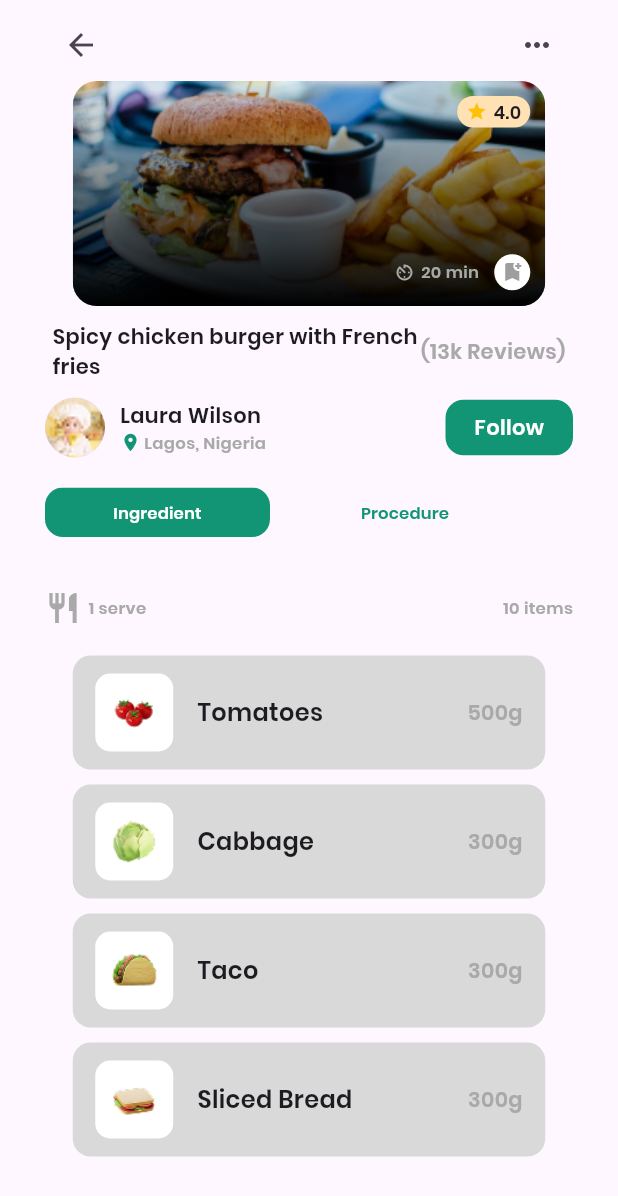
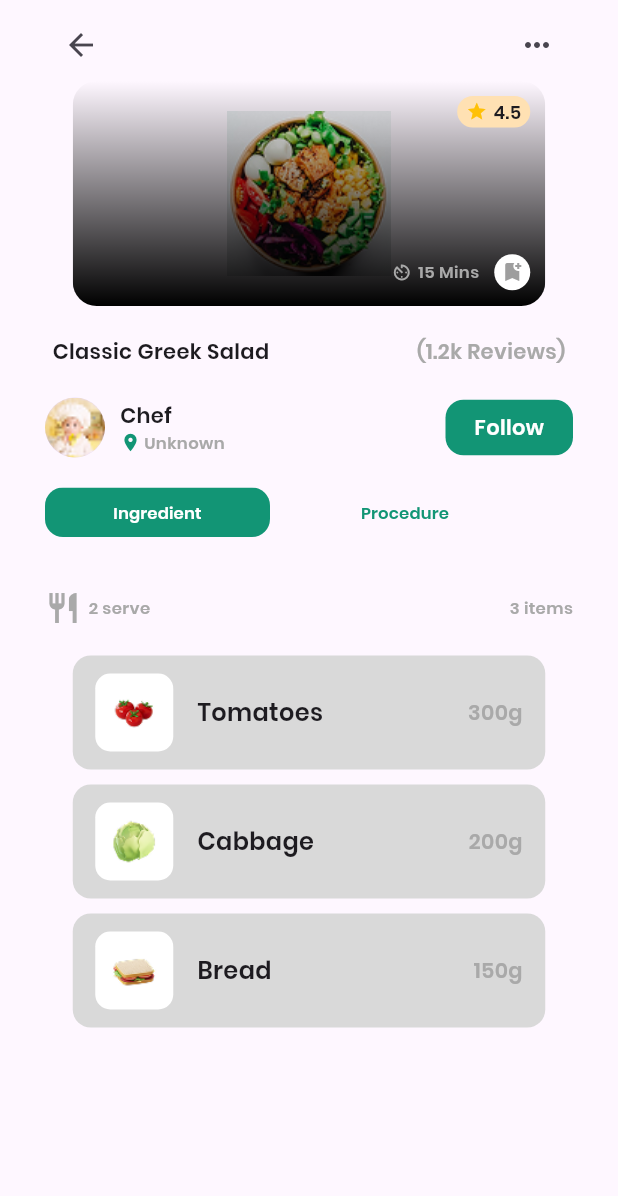
Before and after one commit to LiviaCd/PAM_labs, a Flutter app: the RecipePage screen opened by its route, on a phone screen of 412 x 824 dp. Shown: the top 1196 px of the screen. Run offline on Flutter 3.47's test engine with Material 3 defaults, Android fonts, the phone set to English and light mode, and no system bars; our stand-ins replace get.

Commit message:
update images

```diff
--- a/lab 3/lib/controllers/recipe_controller.dart
+++ b/lab 3/lib/controllers/recipe_controller.dart
@@ -12,6 +12,7 @@ class RecipeController extends GetxController {
   final RxString _searchQuery = ''.obs;
   final RxBool _isLoading = false.obs;
   final RxString _errorMessage = ''.obs;
+  final Rxn<Recipe> _selectedRecipe = Rxn<Recipe>();
 
   // Getters
   List<Recipe> get allRecipes => _allRecipes;
@@ -20,6 +21,7 @@ class RecipeController extends GetxController {
   String get searchQuery => _searchQuery.value;
   bool get isLoading => _isLoading.value;
   String get errorMessage => _errorMessage.value;
+  Recipe? get selectedRecipe => _selectedRecipe.value;
 
   @override
   void onInit() {
@@ -84,4 +86,9 @@ class RecipeController extends GetxController {
   Future<void> refresh() async {
     await loadRecipes();
   }
+
+  /// Selects a recipe for detail view
+  void selectRecipe(Recipe recipe) {
+    _selectedRecipe.value = recipe;
+  }
 }
--- a/lab 3/lib/data/categories.json
+++ b/lab 3/lib/data/categories.json
@@ -1,3 +1,3 @@
 {
-  "categories": ["All", "Indian", "Italian", "Asian", "Chinese", "Moldavian"]
+  "categories": ["All", "Indian", "Italian", "Chinese"]
 }
--- a/lab 3/lib/featuredrecipes.dart
+++ b/lab 3/lib/featuredrecipes.dart
@@ -46,6 +46,10 @@ class FeaturedRecipes extends StatelessWidget {
               title: recipe.title,
               rating: recipe.rating,
               time: recipe.time,
+              onTap: () {
+                recipeController.selectRecipe(recipe);
+                Navigator.pushNamed(context, '/recipepage');
+              },
             );
           },
         ),
--- a/lab 3/lib/newrecipecard.dart
+++ b/lab 3/lib/newrecipecard.dart
@@ -9,6 +9,7 @@ class NewRecipeCard extends StatelessWidget {
     required this.rating,
     required this.time,
     required this.authorImagePath,
+    this.onTap,
   });
 
   final String title;
@@ -17,6 +18,7 @@ class NewRecipeCard extends StatelessWidget {
   final int rating;
   final String time;
   final String authorImagePath;
+  final VoidCallback? onTap;
 
   @override
   Widget build(BuildContext context) {
@@ -47,7 +49,7 @@ class NewRecipeCard extends StatelessWidget {
               ),
               child: InkWell(
                 borderRadius: BorderRadius.circular(16),
-                onTap: () => Navigator.pushNamed(context, '/recipepage'),
+                onTap: onTap ?? () => Navigator.pushNamed(context, '/recipepage'),
                 child: Column(
                   crossAxisAlignment: CrossAxisAlignment.start,
                   children: [
--- a/lab 3/lib/newrecipeslist.dart
+++ b/lab 3/lib/newrecipeslist.dart
@@ -47,6 +47,10 @@ class NewRecipesList extends StatelessWidget {
               time: recipe.time,
               imagePath: recipe.imagePath,
               authorImagePath: 'assets/images/jamesMilner.png', // Default author image
+              onTap: () {
+                recipeController.selectRecipe(recipe);
+                Navigator.pushNamed(context, '/recipepage');
+              },
             );
           },
         ),
--- a/lab 3/lib/recipecard.dart
+++ b/lab 3/lib/recipecard.dart
@@ -5,6 +5,7 @@ class RecipeCard extends StatelessWidget {
   final double rating;
   final String time;
   final String imagePath;
+  final VoidCallback? onTap;
 
   const RecipeCard({
     super.key,
@@ -12,6 +13,7 @@ class RecipeCard extends StatelessWidget {
     required this.rating,
     required this.time,
     required this.imagePath,
+    this.onTap,
   });
 
   @override
@@ -29,7 +31,7 @@ class RecipeCard extends StatelessWidget {
             left: 0,
             right: 0,
             child: InkWell(
-              onTap: () => Navigator.pushNamed(context, '/recipepage'),
+              onTap: onTap ?? () => Navigator.pushNamed(context, '/recipepage'),
               child: Container(
                 height: 176,
                 decoration: BoxDecoration(
--- a/lab 3/lib/recipeingredients.dart
+++ b/lab 3/lib/recipeingredients.dart
@@ -1,37 +1,19 @@
 import 'package:flutter/material.dart';
 
 class RecipeIngredients extends StatelessWidget {
-  const RecipeIngredients({super.key});
+  const RecipeIngredients({super.key, required this.serves, required this.ingredients});
+
+  final int serves;
+  final List<IngredientCard> ingredients;
 
   @override
   Widget build(BuildContext context) {
     return Column(
       children: [
-        Summary(ingredientCount: 10, serves: 1),
+        Summary(ingredientCount: ingredients.length, serves: serves),
         const SizedBox(height: 20),
         Ingredients(
-          ingredients: [
-            IngredientCard(
-              name: 'Tomatoes',
-              imageUrl: 'assets/images/tomato.png',
-              grams: 500,
-            ),
-            IngredientCard(
-              name: 'Cabbage',
-              imageUrl: 'assets/images/cabbage.png',
-              grams: 300,
-            ),
-            IngredientCard(
-              name: 'Taco',
-              imageUrl: 'assets/images/taco.png',
-              grams: 300,
-            ),
-            IngredientCard(
-              name: 'Sliced Bread',
-              imageUrl: 'assets/images/bread.png',
-              grams: 300,
-            ),
-          ],
+          ingredients: ingredients,
         ),
       ],
     );
--- a/lab 3/lib/recipepage.dart
+++ b/lab 3/lib/recipepage.dart
@@ -1,22 +1,29 @@
 import 'package:flutter/material.dart';
+import 'package:get/get.dart';
 import 'package:pam_lab2/pageoptions.dart';
 import 'package:pam_lab2/recipeinfotoggle.dart';
 import 'package:pam_lab2/recipeingredients.dart';
 import 'package:pam_lab2/recipeoverview.dart';
 import 'package:pam_lab2/userinformation.dart';
+import 'controllers/recipe_controller.dart';
 
 class RecipePage extends StatelessWidget {
   const RecipePage({super.key});
-  final String imageUrl = 'assets/images/burger.png';
-  final String preptime = '20 min';
-  final double score = 4.0;
-  final String name = 'Spicy chicken burger with French fries';
-  final String reviewCount = '13k';
-  final String userName = 'Laura Wilson';
-  final String userAddress = 'Lagos, Nigeria';
+  RecipeController get recipeController => Get.find<RecipeController>();
 
   @override
   Widget build(BuildContext context) {
+    final recipe = recipeController.selectedRecipe;
+    // Fallback: if route opened without selection, pick first recipe if available
+    final fallback = (recipeController.filteredRecipes.isNotEmpty)
+        ? recipeController.filteredRecipes.first
+        : null;
+    final r = recipe ?? fallback;
+    if (r == null) {
+      return const Scaffold(
+        body: Center(child: Text('No recipe selected')),
+      );
+    }
     return Scaffold(
       body: SafeArea(
         child: Padding(
@@ -29,18 +36,27 @@ class RecipePage extends StatelessWidget {
               ),
               const SizedBox(height: 10),
               RecipeOverview(
-                imageUrl: imageUrl,
-                preptime: preptime,
-                score: score,
-                name: name,
-                reviewCount: reviewCount,
+                imageUrl: r.imagePath,
+                preptime: r.time,
+                score: r.rating,
+                name: r.title,
+                reviewCount: r.reviewCount,
               ),
               const SizedBox(height: 10),
-              UserInformation(name: userName, address: userAddress),
+              UserInformation(name: 'Chef', address: 'Unknown'),
               const SizedBox(height: 20),
               RecipeInfoToggle(),
               const SizedBox(height: 35),
-              RecipeIngredients()
+              RecipeIngredients(
+                serves: r.serves,
+                ingredients: r.ingredients
+                    .map((i) => IngredientCard(
+                          name: i.name,
+                          imageUrl: i.imagePath,
+                          grams: i.grams,
+                        ))
+                    .toList(),
+              )
             ],
           ),
         ),
--- a/lab 3/pubspec.yaml
+++ b/lab 3/pubspec.yaml
@@ -70,6 +70,11 @@ flutter:
       - assets/images/cabbage.png
       - assets/images/taco.png
       - assets/images/tomato.png
+      - assets/images/chinese_rice.jpg
+      - assets/images/indian_curry.jpg
+      - assets/images/pasta_carbonara.jpg
+      - assets/images/rice.jpg
+      - assets/images/pasta.jfif
       - lib/data/recipes.json
       - lib/data/categories.json
 
```
Also changed, not shown: lab 3/lib/data/recipes.json (+39 -8 lines), lab 3/lib/models/recipe.dart (+49 -1 lines), lab 3/assets/images/chinese_rice.jpg (added), lab 3/assets/images/indian_curry.jpg (added), lab 3/assets/images/pasta_carbonara.jpg (added), lab 3/assets/images/rice.jpg (added), 1 other file.
